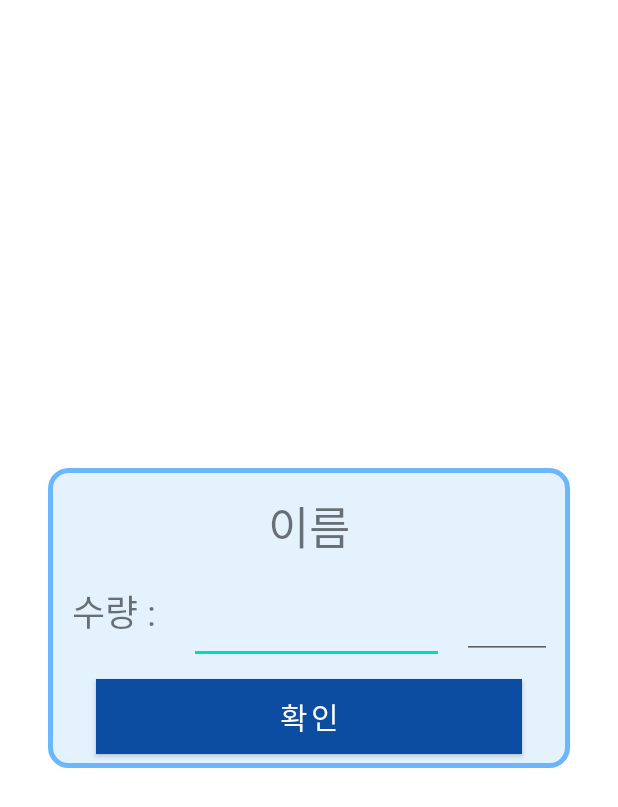
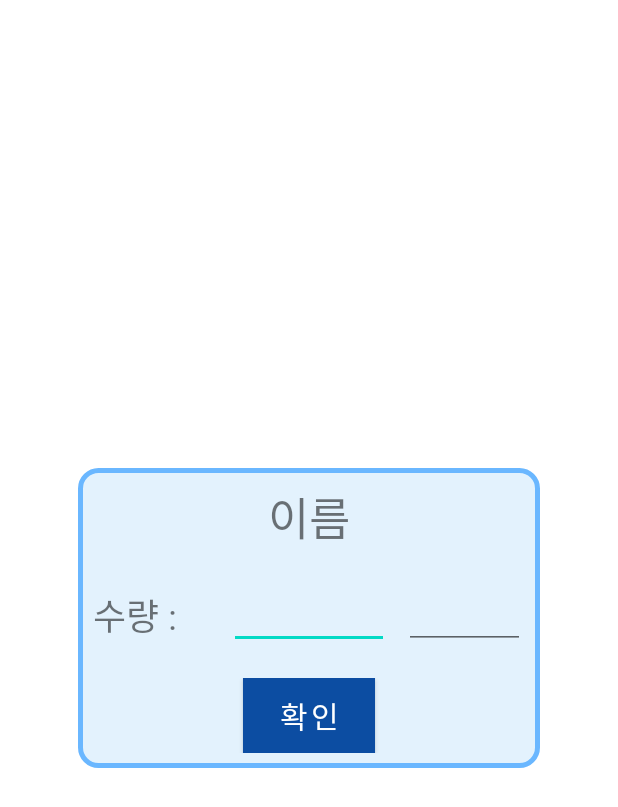
Before and after one commit to elmellamo/My_R_project, an Android app: the layout dialog_edit.xml on its own in the app's theme, with its tools: preview values and no code run, on a phone screen of 412 x 824 dp. Shown: the top 807 px of the screen. Run offline under Robolectric (Android 15) with nearby library versions, the phone set to English and light mode, and no system bars.

Commit message:
다이얼로그 에딧 쉽지 않구나....

```diff
--- a/app/src/main/java/com/example/myrproject/CustomAdapter.java
+++ b/app/src/main/java/com/example/myrproject/CustomAdapter.java
@@ -4,9 +4,12 @@ import android.app.AlertDialog;
 import android.app.Dialog;
 import android.content.Context;
 import android.content.DialogInterface;
+import android.graphics.Color;
+import android.graphics.drawable.ColorDrawable;
 import android.view.LayoutInflater;
 import android.view.View;
 import android.view.ViewGroup;
+import android.view.WindowManager;
 import android.widget.Button;
 import android.widget.EditText;
 import android.widget.TextView;
@@ -80,6 +83,18 @@ public class CustomAdapter extends RecyclerView.Adapter<CustomAdapter.ViewHolder
                                 Dialog dialog = new Dialog(mContext, android.R.style.Theme_Material_Light_Dialog);
                                 dialog.setContentView(R.layout.dialog_edit);//뷰가 연결되었으므로 이 레이아웃에서 find view by id사용 가능
                                 //그냥 find가 아니라 dialog.~해야 한다
+
+                                //커스텀 다이얼로그
+                                dialog.getWindow().setBackgroundDrawable(new ColorDrawable(Color.TRANSPARENT));
+                                dialog.setCanceledOnTouchOutside(false);
+
+                                //다이얼로그 크기 조절하기
+                                WindowManager.LayoutParams params = dialog.getWindow().getAttributes();
+                                params.width = WindowManager.LayoutParams.MATCH_PARENT;
+                                params.height = WindowManager.LayoutParams.WRAP_CONTENT;
+                                dialog.getWindow().setAttributes((WindowManager.LayoutParams) params);
+
+
                                 TextView tv_name = dialog.findViewById(R.id.tv_name);
                                 EditText et_cnt = dialog.findViewById(R.id.et_cnt);
                                 EditText et_unit = dialog.findViewById(R.id.et_unit);
--- a/app/src/main/java/com/example/myrproject/ExpandableListAdapter.java
+++ b/app/src/main/java/com/example/myrproject/ExpandableListAdapter.java
@@ -4,10 +4,13 @@ import android.app.AlertDialog;
 import android.app.Dialog;
 import android.content.Context;
 import android.content.DialogInterface;
+import android.graphics.Color;
+import android.graphics.drawable.ColorDrawable;
 import android.view.LayoutInflater;
         import android.view.View;
         import android.view.ViewGroup;
-        import android.widget.Button;
+import android.view.WindowManager;
+import android.widget.Button;
 import android.widget.EditText;
 import android.widget.ImageView;
         import android.widget.TextView;
@@ -156,6 +159,17 @@ public class ExpandableListAdapter extends RecyclerView.Adapter<RecyclerView.Vie
                                 Dialog dialog = new Dialog(mContext, android.R.style.Theme_Material_Light_Dialog);
                                 dialog.setContentView(R.layout.dialog_edit);//뷰가 연결되었으므로 이 레이아웃에서 find view by id사용 가능
                                 //그냥 find가 아니라 dialog.~해야 한다
+
+                                //커스텀 다이얼로그
+                                dialog.getWindow().setBackgroundDrawable(new ColorDrawable(Color.TRANSPARENT));
+                                dialog.setCanceledOnTouchOutside(false);
+
+                                //다이얼로그 크기 조절하기
+                                WindowManager.LayoutParams params = dialog.getWindow().getAttributes();
+                                params.width = WindowManager.LayoutParams.MATCH_PARENT;
+                                params.height = WindowManager.LayoutParams.WRAP_CONTENT;
+                                dialog.getWindow().setAttributes((WindowManager.LayoutParams) params);
+
                                 TextView tv_name = dialog.findViewById(R.id.tv_name);
                                 EditText et_cnt = dialog.findViewById(R.id.et_cnt);
                                 EditText et_unit = dialog.findViewById(R.id.et_unit);
--- a/app/src/main/java/com/example/myrproject/MySecondAdapter.java
+++ b/app/src/main/java/com/example/myrproject/MySecondAdapter.java
@@ -69,6 +69,7 @@ public class MySecondAdapter extends RecyclerView.Adapter<MySecondAdapter.ViewHo
                     TextView recipe_title = view.findViewById(R.id.recipe_title);
                     foodname = recipe_title.getText().toString();
 
+
                     String[] strChoiceItems = {"수정하기","삭제하기"};
                     AlertDialog.Builder builder = new AlertDialog.Builder(mContext);
                     builder.setTitle("원하는 작업을 선택해주세요");
--- a/app/src/main/res/layout/dialog_edit.xml
+++ b/app/src/main/res/layout/dialog_edit.xml
@@ -3,9 +3,11 @@
     xmlns:app="http://schemas.android.com/apk/res-auto"
     xmlns:tools="http://schemas.android.com/tools"
     android:layout_width="match_parent"
-    android:layout_height="match_parent">
+    android:layout_height="match_parent"
+    android:padding="20dp"
+    >
 
-    <androidx.constraintlayout.widget.ConstraintLayout
+    <RelativeLayout
         android:layout_width="0dp"
         android:layout_height="200dp"
         android:layout_marginStart="32dp"
@@ -18,68 +20,98 @@
         app:layout_constraintStart_toStartOf="parent"
         app:layout_constraintTop_toTopOf="parent">
 
+        <LinearLayout
+            android:id="@+id/tv_name_layout"
+            android:layout_width="match_parent"
+            android:layout_height="wrap_content"
+            android:layout_alignParentTop="true"
+            android:gravity="center">
+
             <TextView
                 android:id="@+id/tv_name"
                 android:layout_width="wrap_content"
                 android:layout_height="wrap_content"
-            android:layout_marginTop="16dp"
+                android:layout_marginTop="10dp"
+                android:layout_marginBottom="10dp"
+                android:gravity="center_vertical"
                 android:text="이름"
-            android:textSize="30sp"
-            app:layout_constraintEnd_toEndOf="parent"
+                android:textSize="30sp" />
+        </LinearLayout>
+
+        <androidx.constraintlayout.widget.ConstraintLayout
+            android:id="@+id/hori_layout"
+            android:layout_width="match_parent"
+            android:layout_height="match_parent"
+            android:layout_above="@+id/btn_ok_layout"
+            android:layout_below="@+id/tv_name_layout">
+
+            <TextView
+                android:id="@+id/tv_cnt"
+                android:layout_width="0dp"
+                android:layout_height="wrap_content"
+                android:layout_marginLeft="10dp"
+                android:layout_marginRight="10dp"
+                android:text="수량 : "
+                android:textSize="24sp"
+                app:layout_constraintBottom_toBottomOf="parent"
+                app:layout_constraintEnd_toStartOf="@+id/et_cnt"
+                app:layout_constraintHorizontal_bias="0.5"
+                app:layout_constraintHorizontal_weight="3"
                 app:layout_constraintStart_toStartOf="parent"
                 app:layout_constraintTop_toTopOf="parent" />
 
+
             <EditText
                 android:id="@+id/et_cnt"
-            android:layout_width="170dp"
-            android:layout_height="53dp"
-            android:layout_marginStart="16dp"
-            android:layout_marginTop="16dp"
-            android:ems="10"
+                android:layout_width="0dp"
+                android:layout_height="wrap_content"
+                android:layout_marginRight="10dp"
+                android:ems="4"
                 android:inputType="textPersonName"
+                app:layout_constraintBottom_toBottomOf="parent"
+                app:layout_constraintEnd_toStartOf="@+id/et_unit"
+                app:layout_constraintHorizontal_bias="0.5"
+                app:layout_constraintHorizontal_weight="4"
                 app:layout_constraintStart_toEndOf="@+id/tv_cnt"
-            app:layout_constraintTop_toBottomOf="@+id/tv_name" />
+                app:layout_constraintTop_toTopOf="parent" />
 
             <EditText
                 android:id="@+id/et_unit"
-            android:layout_width="60dp"
-            android:layout_height="50dp"
-            android:layout_marginStart="16dp"
-            android:layout_marginTop="16dp"
-            android:layout_marginEnd="16dp"
-            android:ems="10"
+                android:layout_width="0dp"
+                android:layout_height="wrap_content"
+                android:layout_marginRight="10dp"
+                android:ems="3"
                 android:inputType="textPersonName"
+                app:layout_constraintBottom_toBottomOf="parent"
                 app:layout_constraintEnd_toEndOf="parent"
-            app:layout_constraintHorizontal_bias="0.567"
+                app:layout_constraintHorizontal_bias="0.5"
+                app:layout_constraintHorizontal_weight="3"
                 app:layout_constraintStart_toEndOf="@+id/et_cnt"
-            app:layout_constraintTop_toBottomOf="@+id/tv_name" />
+                app:layout_constraintTop_toTopOf="parent" />
 
-        <TextView
-            android:id="@+id/tv_cnt"
-            android:layout_width="wrap_content"
-            android:layout_height="50dp"
-            android:layout_marginStart="16dp"
-            android:layout_marginTop="16dp"
-            android:text="수량 : "
-            android:textSize="24sp"
-            app:layout_constraintStart_toStartOf="parent"
-            app:layout_constraintTop_toBottomOf="@+id/tv_name" />
+
+        </androidx.constraintlayout.widget.ConstraintLayout>
+
+        <LinearLayout
+            android:id="@+id/btn_ok_layout"
+            android:layout_width="match_parent"
+            android:layout_height="wrap_content"
+            android:layout_alignParentBottom="true"
+            android:gravity="center"
+            android:orientation="vertical"
+            android:paddingTop="10dp"
+            android:paddingBottom="10dp">
 
             <Button
                 android:id="@+id/btn_ok"
-            android:layout_width="0dp"
+                android:layout_width="wrap_content"
                 android:layout_height="wrap_content"
-            android:layout_marginStart="32dp"
-            android:layout_marginTop="8dp"
-            android:layout_marginEnd="32dp"
-            android:layout_marginBottom="8dp"
                 android:background="#90CAF9"
                 android:text="확인"
-            android:textSize="20sp"
-            app:layout_constraintBottom_toBottomOf="parent"
-            app:layout_constraintEnd_toEndOf="parent"
-            app:layout_constraintStart_toStartOf="parent"
-            app:layout_constraintTop_toBottomOf="@+id/et_cnt" />
-    </androidx.constraintlayout.widget.ConstraintLayout>
+                android:textSize="20sp" />
+        </LinearLayout>
+
+
+    </RelativeLayout>
 
 </androidx.constraintlayout.widget.ConstraintLayout>
```
Lines whose indentation alone changed are shown as unchanged.
